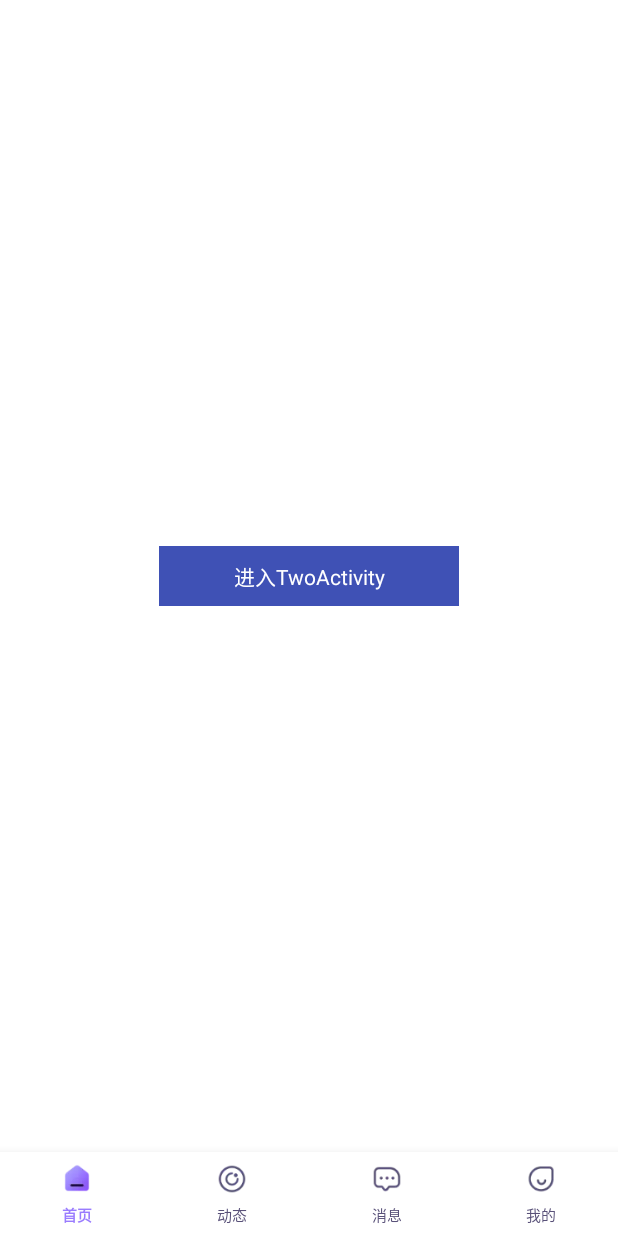
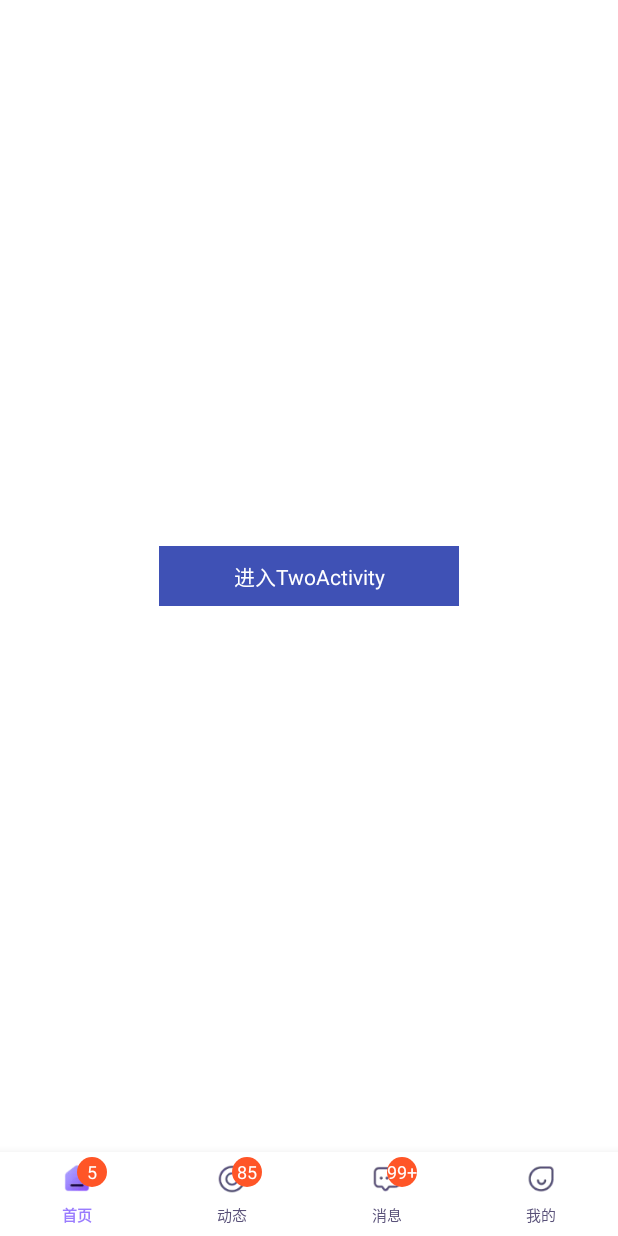
Before and after one commit to ztind/mvvm, an Android app: the screen it shows after launch (MainActivity), on a phone screen of 412 x 824 dp. Run offline under Robolectric (Android 15) with nearby library versions, the light colour scheme and no system bars; our stand-ins replace data binding; libraries missing offline, so code that uses them is left out: cn.bingoogolapple.swipebacklayout, com.gyf.immersionbar; 14 statements that could not run were skipped.

Commit message:
new:未读消息

```diff
--- a/sample/src/main/java/com/zt/sample/activity/MainActivity.kt
+++ b/sample/src/main/java/com/zt/sample/activity/MainActivity.kt
@@ -1,8 +1,13 @@
 package com.zt.sample.activity
 
 import android.view.KeyEvent
+import android.view.LayoutInflater
+import android.view.View
+import android.widget.TextView
 import androidx.viewpager2.widget.ViewPager2
 import com.google.android.material.bottomnavigation.BottomNavigationItemView
+import com.google.android.material.bottomnavigation.BottomNavigationMenuView
+import com.google.android.material.bottomnavigation.BottomNavigationView
 import com.gyf.immersionbar.ImmersionBar
 import com.zt.mvvm.common.utils.gotoActivity
 import com.zt.mvvm.view.BaseActivity
@@ -74,6 +79,30 @@ class MainActivity : BaseActivity<MainViewModel,ActivityMainBinding>() {
         mDataBinding.bottomNavView.findViewById<BottomNavigationItemView>(R.id.navigation_dynamic).setOnLongClickListener { true }
         mDataBinding.bottomNavView.findViewById<BottomNavigationItemView>(R.id.navigation_message).setOnLongClickListener { true }
         mDataBinding.bottomNavView.findViewById<BottomNavigationItemView>(R.id.navigation_mine).setOnLongClickListener { true }
+        /**
+         * 未读消息
+         */
+        val navView: BottomNavigationView = findViewById(R.id.bottom_nav_view)
+        //获取整个的NavigationView,添加未读消息ui
+        val menuView: BottomNavigationMenuView = navView.getChildAt(0) as BottomNavigationMenuView
+        for (i in 0..2){
+            //这里就是获取所添加的每一个Tab(或者叫menu)，
+            val tab: View = menuView.getChildAt(i)
+            //这里就是获取所添加的每一个Tab(或者叫menu)，
+            val itemView = tab as BottomNavigationItemView
+            //加载我们的角标View，新创建的一个布局
+            val badge = LayoutInflater.from(this).inflate(R.layout.menu_badge, menuView, false)
+            val tx = badge.findViewById<TextView>(R.id.tv_msg_count)
+            if(i==0){
+                tx.setText("5")
+            }else if(i==1){
+                tx.setText("85")
+            }else{
+                tx.setText("99+")
+            }
+            //添加到Tab上
+            itemView.addView(badge)
+        }
     }
 
     /**
--- /dev/null
+++ b/sample/src/main/res/layout/menu_badge.xml
@@ -0,0 +1,21 @@
+<?xml version="1.0" encoding="utf-8"?>
+<LinearLayout xmlns:android="http://schemas.android.com/apk/res/android"
+    android:layout_width="match_parent"
+    android:layout_height="match_parent"
+    android:orientation="vertical">
+
+    <TextView
+        android:text="99+"
+        android:id="@+id/tv_msg_count"
+        android:layout_width="wrap_content"
+        android:layout_height="wrap_content"
+        android:layout_gravity="center"
+        android:layout_marginStart="10dp"
+        android:layout_marginTop="3dp"
+        android:gravity="center"
+        android:background="@drawable/bg_red_circle_10"
+        android:textColor="@color/white"
+        android:textSize="12sp"
+          />
+
+</LinearLayout>
```
